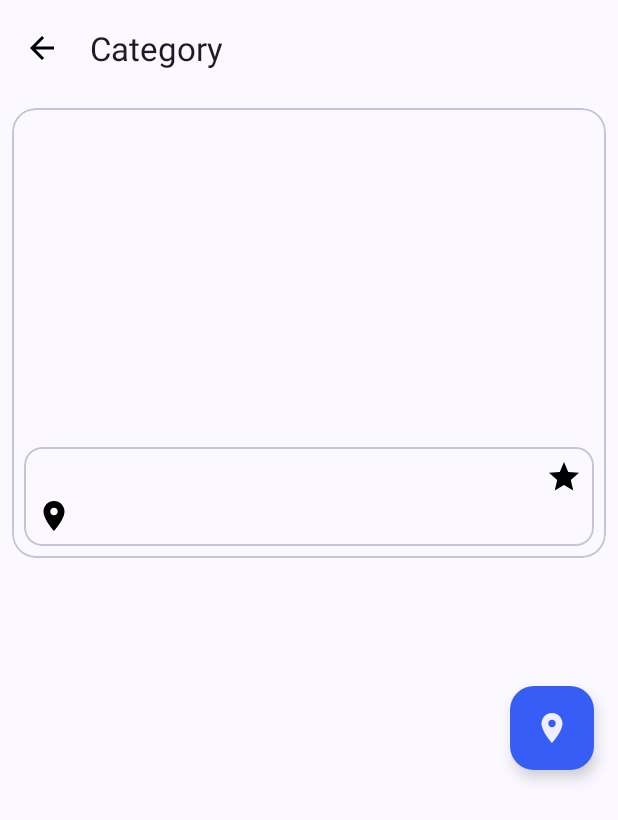
After one commit to zenmobiledev/travel-mate, an Android app: the DetailActivity screen opened directly, with no data from a screen before it, on a phone screen of 412 x 824 dp. The commit adds this screen. Shown: the top 820 px of the screen. Run offline under Robolectric (Android 15) with nearby library versions, the phone set to English and light mode, and no system bars; our stand-ins replace Dagger/Hilt's generated code; pictures from the network do not load.

Commit message:
Create an UI for Detail Page

```diff
--- a/app/src/main/AndroidManifest.xml
+++ b/app/src/main/AndroidManifest.xml
@@ -15,6 +15,9 @@
         android:supportsRtl="true"
         android:theme="@style/Theme.TravelMate"
         tools:targetApi="31">
+        <activity
+            android:name=".presentation.feature.travel.detail.DetailActivity"
+            android:exported="false" />
         <activity
             android:name=".presentation.feature.category.CategoryActivity"
             android:exported="false" />
--- a/app/src/main/java/com/example/travelmate/domain/model/destination/Destination.kt
+++ b/app/src/main/java/com/example/travelmate/domain/model/destination/Destination.kt
@@ -1,9 +1,13 @@
 package com.example.travelmate.domain.model.destination
+
+import android.os.Parcelable
+import kotlinx.parcelize.Parcelize
 
 data class DestinationUser(
     val destinations: List<Destination>,
     val pagination: Pagination,
 ) {
+    @Parcelize
     data class Destination(
         val id: Int,
         val name: String,
@@ -12,7 +16,7 @@ data class DestinationUser(
         val category: String,
         val photoUrl: String,
         val rating: Double,
-    )
+    ) : Parcelable
 
     data class Pagination(
         val currentPage: Int,
--- a/app/src/main/java/com/example/travelmate/presentation/feature/travel/ItemDestinationAdapter.kt
+++ b/app/src/main/java/com/example/travelmate/presentation/feature/travel/ItemDestinationAdapter.kt
@@ -10,10 +10,16 @@ import com.example.travelmate.databinding.ItemDestinationBinding
 import com.example.travelmate.domain.model.destination.DestinationUser
 import java.util.Locale
 
-class ItemDestinationAdapter :
+class ItemDestinationAdapter(val clickItemListener: (DestinationUser.Destination) -> Unit) :
     ListAdapter<DestinationUser.Destination, ItemDestinationAdapter.DestinationViewHolder>(DIFF_UTIL) {
     inner class DestinationViewHolder(private val binding: ItemDestinationBinding) :
         RecyclerView.ViewHolder(binding.root) {
+        init {
+            itemView.setOnClickListener {
+                clickItemListener(getItem(adapterPosition))
+            }
+        }
+
         fun bind(destination: DestinationUser.Destination) {
             with(binding) {
                 imageViewPhotoUrl.load(destination.photoUrl)
--- a/app/src/main/java/com/example/travelmate/presentation/feature/travel/TravelFragment.kt
+++ b/app/src/main/java/com/example/travelmate/presentation/feature/travel/TravelFragment.kt
@@ -1,5 +1,6 @@
 package com.example.travelmate.presentation.feature.travel
 
+import android.content.Intent
 import android.os.Bundle
 import android.util.Log
 import android.view.LayoutInflater
@@ -14,6 +15,7 @@ import androidx.lifecycle.lifecycleScope
 import androidx.lifecycle.repeatOnLifecycle
 import androidx.recyclerview.widget.LinearLayoutManager
 import com.example.travelmate.databinding.FragmentTravelBinding
+import com.example.travelmate.presentation.feature.travel.detail.DetailActivity
 import dagger.hilt.android.AndroidEntryPoint
 import kotlinx.coroutines.flow.filterNotNull
 import kotlinx.coroutines.launch
@@ -27,7 +29,15 @@ class TravelFragment : Fragment() {
     // onDestroyView.
     private val binding get() = _binding!!
 
-    private val destinationAdapter by lazy { ItemDestinationAdapter() }
+    private val destinationAdapter by lazy {
+        ItemDestinationAdapter {
+            Toast.makeText(view?.context, "Click: ${it.name}", Toast.LENGTH_SHORT).show()
+            val intent = Intent(requireContext(), DetailActivity::class.java).apply {
+                putExtra(DetailActivity.EXTRA_DESTINATION, it)
+            }
+            startActivity(intent)
+        }
+    }
     private lateinit var travelViewModel: TravelViewModel
     private val currentPage = 1
 
@@ -78,6 +88,7 @@ class TravelFragment : Fragment() {
 
                 launch {
                     val token = travelViewModel.getToken()
+                    Log.d("TravelFragment", "Get token: $token")
                     if (!token.isNullOrEmpty()) {
                         travelViewModel.getAllDestination(
                             page = currentPage,
--- a/app/src/main/java/com/example/travelmate/presentation/feature/travel/TravelViewModel.kt
+++ b/app/src/main/java/com/example/travelmate/presentation/feature/travel/TravelViewModel.kt
@@ -24,9 +24,6 @@ class TravelViewModel @Inject constructor(
     val getAllDestination: StateFlow<List<DestinationUser.Destination>?> =
         _getAllDestination.asStateFlow()
 
-    private val _token: MutableStateFlow<String?> = MutableStateFlow(null)
-    val token: StateFlow<String?> = _token.asStateFlow()
-
     private val _isLoading = MutableStateFlow(false)
     val isLoading: StateFlow<Boolean> = _isLoading.asStateFlow()
 
@@ -47,8 +44,10 @@ class TravelViewModel @Inject constructor(
                     ResultResponse.Loading -> _isLoading.value = true
                     is ResultResponse.Success -> {
                         _isLoading.value = false
-                        _getAllDestination.value = result.data
-
+                        result.data?.let {
+                            val oldPage = _getAllDestination.value ?: emptyList()
+                            _getAllDestination.value = oldPage + it
+                        }
                     }
 
                     is ResultResponse.Error -> {
--- /dev/null
+++ b/app/src/main/java/com/example/travelmate/presentation/feature/travel/detail/DetailActivity.kt
@@ -0,0 +1,53 @@
+package com.example.travelmate.presentation.feature.travel.detail
+
+import android.os.Bundle
+import androidx.activity.enableEdgeToEdge
+import androidx.appcompat.app.AppCompatActivity
+import androidx.core.view.ViewCompat
+import androidx.core.view.WindowInsetsCompat
+import coil3.load
+import com.example.travelmate.R
+import com.example.travelmate.databinding.ActivityDetailBinding
+import com.example.travelmate.domain.model.destination.DestinationUser
+import dagger.hilt.android.AndroidEntryPoint
+import java.util.Locale
+
+@AndroidEntryPoint
+class DetailActivity : AppCompatActivity() {
+    private lateinit var binding: ActivityDetailBinding
+
+    override fun onCreate(savedInstanceState: Bundle?) {
+        super.onCreate(savedInstanceState)
+        enableEdgeToEdge()
+        binding = ActivityDetailBinding.inflate(layoutInflater)
+        setContentView(binding.root)
+        ViewCompat.setOnApplyWindowInsetsListener(findViewById(R.id.main)) { v, insets ->
+            val systemBars = insets.getInsets(WindowInsetsCompat.Type.systemBars())
+            v.setPadding(systemBars.left, systemBars.top, systemBars.right, systemBars.bottom)
+            insets
+        }
+
+        val destination = intent.getParcelableExtra<DestinationUser.Destination>(EXTRA_DESTINATION)
+        if (destination != null) {
+            getDetail(destination)
+        }
+        binding.toolbarDetail.setNavigationOnClickListener {
+            onBackPressedDispatcher.onBackPressed()
+        }
+    }
+
+    private fun getDetail(destination: DestinationUser.Destination) {
+        with(binding) {
+            toolbarDetail.title = destination.category
+            imageViewPhotoUrl.load(destination.photoUrl)
+            tvName.text = destination.name
+            tvLocation.text = destination.location
+            tvRating.text = String.format(Locale.US, "%.1f", destination.rating)
+            tvDescription.text = destination.description
+        }
+    }
+
+    companion object {
+        const val EXTRA_DESTINATION = "extra_destination"
+    }
+}
--- /dev/null
+++ b/app/src/main/res/drawable/outline_arrow_back_24.xml
@@ -0,0 +1,5 @@
+<vector xmlns:android="http://schemas.android.com/apk/res/android" android:autoMirrored="true" android:height="24dp" android:tint="#000000" android:viewportHeight="960" android:viewportWidth="960" android:width="24dp">
+
+    <path android:fillColor="@android:color/white" android:pathData="M313,520L537,744L480,800L160,480L480,160L537,216L313,440L800,440L800,520L313,520Z"/>
+
+</vector>
--- /dev/null
+++ b/app/src/main/res/layout/activity_detail.xml
@@ -0,0 +1,160 @@
+<?xml version="1.0" encoding="utf-8"?>
+<ScrollView xmlns:android="http://schemas.android.com/apk/res/android"
+    xmlns:app="http://schemas.android.com/apk/res-auto"
+    xmlns:tools="http://schemas.android.com/tools"
+    android:id="@+id/main"
+    android:layout_width="match_parent"
+    android:layout_height="match_parent"
+    tools:context=".presentation.feature.travel.detail.DetailActivity">
+
+    <androidx.constraintlayout.widget.ConstraintLayout
+        android:layout_width="match_parent"
+        android:layout_height="wrap_content">
+
+        <com.google.android.material.appbar.MaterialToolbar
+            android:id="@+id/toolbar_detail"
+            android:layout_width="match_parent"
+            android:layout_height="wrap_content"
+            app:layout_constraintTop_toTopOf="parent"
+            app:navigationIcon="@drawable/outline_arrow_back_24"
+            app:title="Category" />
+
+        <com.google.android.material.card.MaterialCardView
+            android:id="@+id/outer_card"
+            android:layout_width="match_parent"
+            android:layout_height="300dp"
+            android:layout_marginHorizontal="8dp"
+            android:layout_marginTop="8dp"
+            app:cardCornerRadius="16dp"
+            app:layout_constraintTop_toBottomOf="@+id/toolbar_detail"
+            tools:layout_editor_absoluteX="8dp">
+
+            <androidx.constraintlayout.widget.ConstraintLayout
+                android:layout_width="match_parent"
+                android:layout_height="match_parent">
+
+                <ImageView
+                    android:id="@+id/imageView_photo_url"
+                    android:layout_width="match_parent"
+                    android:layout_height="match_parent"
+                    android:scaleType="fitXY"
+                    tools:src="@tools:sample/backgrounds/scenic" />
+
+                <com.google.android.material.card.MaterialCardView
+                    android:layout_width="match_parent"
+                    android:layout_height="wrap_content"
+                    android:layout_marginHorizontal="8dp"
+                    android:layout_marginBottom="8dp"
+                    app:cardCornerRadius="12dp"
+                    app:layout_constraintBottom_toBottomOf="parent">
+
+                    <androidx.constraintlayout.widget.ConstraintLayout
+                        android:layout_width="match_parent"
+                        android:layout_height="match_parent">
+
+                        <TextView
+                            android:id="@+id/tv_name"
+                            android:layout_width="0dp"
+                            android:layout_height="wrap_content"
+                            android:layout_marginStart="8dp"
+                            android:layout_marginTop="8dp"
+                            android:layout_marginEnd="8dp"
+                            android:maxLines="1"
+                            android:textSize="16sp"
+                            android:textStyle="bold"
+                            app:layout_constraintEnd_toStartOf="@+id/tv_rating"
+                            app:layout_constraintStart_toStartOf="parent"
+                            app:layout_constraintTop_toTopOf="parent"
+                            tools:text="Borobudur Temple" />
+
+                        <TextView
+                            android:id="@+id/tv_location"
+                            android:layout_width="0dp"
+                            android:layout_height="wrap_content"
+                            android:layout_marginTop="4dp"
+                            android:layout_marginEnd="8dp"
+                            android:layout_marginBottom="8dp"
+                            android:maxLines="1"
+                            app:drawableStartCompat="@drawable/baseline_location_24"
+                            app:layout_constraintBottom_toBottomOf="parent"
+                            app:layout_constraintEnd_toStartOf="@+id/tv_rating"
+                            app:layout_constraintStart_toStartOf="@+id/tv_name"
+                            app:layout_constraintTop_toBottomOf="@id/tv_name"
+                            tools:text="Magelang, Central Java" />
+
+                        <TextView
+                            android:id="@+id/tv_rating"
+                            android:layout_width="wrap_content"
+                            android:layout_height="wrap_content"
+                            android:layout_marginEnd="8dp"
+                            android:drawableStart="@drawable/baseline_star_24"
+                            android:textSize="16sp"
+                            app:layout_constraintEnd_toEndOf="parent"
+                            app:layout_constraintTop_toTopOf="@+id/tv_name"
+                            tools:text="4.7" />
+                    </androidx.constraintlayout.widget.ConstraintLayout>
+                </com.google.android.material.card.MaterialCardView>
+            </androidx.constraintlayout.widget.ConstraintLayout>
+        </com.google.android.material.card.MaterialCardView>
+
+        <TextView
+            android:id="@+id/text_description"
+            android:layout_width="wrap_content"
+            android:layout_height="wrap_content"
+            android:layout_marginTop="16dp"
+            android:textSize="20sp"
+            android:textStyle="bold"
+            app:layout_constraintStart_toStartOf="@+id/outer_card"
+            app:layout_constraintTop_toBottomOf="@id/outer_card"
+            tools:text="Description" />
+
+        <TextView
+            android:id="@+id/tv_description"
+            android:layout_width="0dp"
+            android:layout_height="wrap_content"
+            android:layout_marginTop="4dp"
+            android:textSize="16sp"
+            app:layout_constraintBottom_toTopOf="@id/text_note"
+            app:layout_constraintEnd_toEndOf="@id/outer_card"
+            app:layout_constraintStart_toStartOf="@id/outer_card"
+            app:layout_constraintTop_toBottomOf="@id/text_description"
+            tools:text="@tools:sample/lorem" />
+
+        <TextView
+            android:id="@+id/text_note"
+            android:layout_width="wrap_content"
+            android:layout_height="wrap_content"
+            android:layout_marginTop="16dp"
+            android:text="@string/text_note"
+            android:textSize="20sp"
+            android:textStyle="bold"
+            android:visibility="gone"
+            app:layout_constraintStart_toStartOf="@+id/text_description"
+            app:layout_constraintTop_toBottomOf="@id/tv_description"
+            tools:visibility="visible" />
+
+        <TextView
+            android:id="@+id/tv_notes"
+            android:layout_width="wrap_content"
+            android:layout_height="wrap_content"
+            android:visibility="gone"
+            app:layout_constraintBottom_toTopOf="@id/fab_detail"
+            app:layout_constraintStart_toStartOf="@+id/text_note"
+            app:layout_constraintTop_toBottomOf="@id/text_note"
+            tools:text="@tools:sample/lorem"
+            tools:visibility="visible" />
+
+        <com.google.android.material.floatingactionbutton.ExtendedFloatingActionButton
+            android:id="@+id/fab_detail"
+            android:layout_width="wrap_content"
+            android:layout_height="wrap_content"
+            android:layout_marginTop="16dp"
+            android:layout_marginEnd="16dp"
+            android:layout_marginBottom="16dp"
+            app:icon="@drawable/baseline_location_24"
+            app:layout_constraintBottom_toBottomOf="parent"
+            app:layout_constraintEnd_toEndOf="parent"
+            app:layout_constraintTop_toBottomOf="@+id/tv_notes"
+            tools:text="Add to itinerary" />
+    </androidx.constraintlayout.widget.ConstraintLayout>
+</ScrollView>
--- a/app/src/main/res/values-night/strings.xml
+++ b/app/src/main/res/values-night/strings.xml
@@ -4,4 +4,5 @@
     <string name="text_password">Password</string>
     <string name="text_remember_me">Remember me</string>
     <string name="text_login">Login</string>
+    <string name="text_note">Note</string>
 </resources>
--- a/app/src/main/res/values/strings.xml
+++ b/app/src/main/res/values/strings.xml
@@ -8,4 +8,5 @@
     <string name="text_remember_me">Remember me</string>
     <string name="text_login">Login</string>
     <string name="text_enter_your_email_and_password_to_log_in">Enter your email and password to log in</string>
+    <string name="text_note">Note</string>
 </resources>
```
